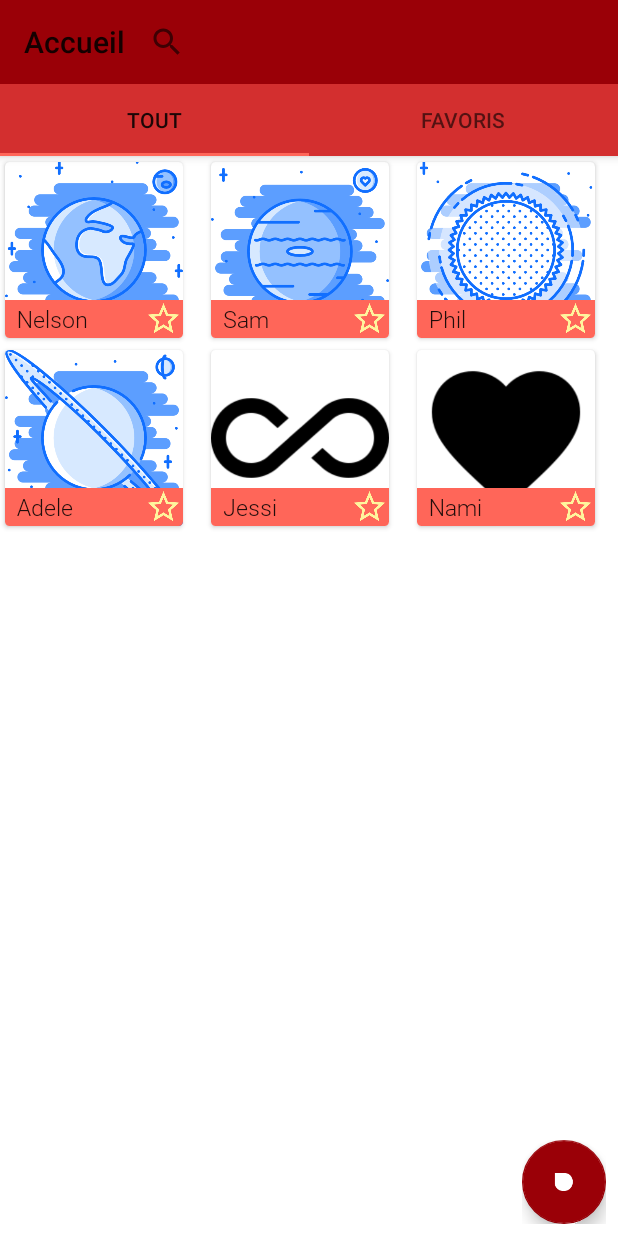
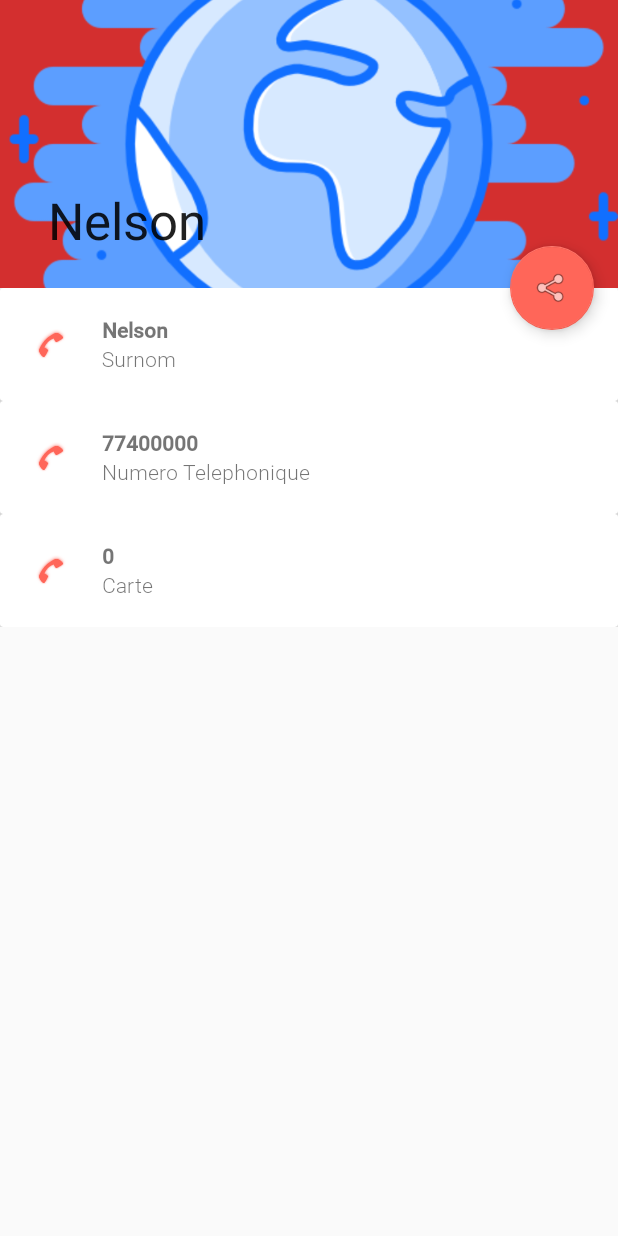
Before and after one commit to nelsoncaastro/PDMParcial1, an Android app: the screen it shows after launch (MainActivity before the commit, SecondActivity after it), after a tap on an icon or button, on a phone screen of 412 x 824 dp. Run offline under Robolectric (Android 15) with nearby library versions, the phone set to English and light mode, and no system bars.

Commit message:
Contact View Portrait fundamentally working

```diff
--- a/app/src/main/java/me/nelsoncastro/pdmparcial1/Contacts.kt
+++ b/app/src/main/java/me/nelsoncastro/pdmparcial1/Contacts.kt
@@ -1,10 +1,12 @@
 package me.nelsoncastro.pdmparcial1
 
 import android.annotation.SuppressLint
+import android.content.Context
 import android.support.v4.app.Fragment
 import android.os.Bundle
 import android.support.v7.widget.GridLayoutManager
 import android.support.v7.widget.RecyclerView
+import android.util.DisplayMetrics
 import android.view.LayoutInflater
 import android.view.View
 import android.view.ViewGroup
@@ -45,6 +47,13 @@ class Contacts : Fragment() {
         rv!!.adapter = adapter
     }
 
+    fun calculateNoOfColumns(contexte: Context): Int{
+        val dislpayMetrics: DisplayMetrics = contexte.resources.displayMetrics
+        val dpWidth: Float = dislpayMetrics.widthPixels / dislpayMetrics.density
+        val noOfColumns: Int = (dpWidth/180).toInt()
+        return noOfColumns
+    }
+
     companion object {
         @SuppressLint("StaticFieldLeak")
         @JvmStatic val fraggy = Contacts()
--- a/app/src/main/java/me/nelsoncastro/pdmparcial1/ContactsAdapter.kt
+++ b/app/src/main/java/me/nelsoncastro/pdmparcial1/ContactsAdapter.kt
@@ -1,6 +1,7 @@
 package me.nelsoncastro.pdmparcial1
 
 import android.annotation.SuppressLint
+import android.app.Activity
 import android.content.Context
 import android.content.Intent
 import android.os.Bundle
@@ -21,12 +22,16 @@ class ContactsAdapter(private val contacts: ArrayList<Contact>, private val cont
     }
 
     override fun onBindViewHolder(holder: ContactViewHolder, position: Int) {
-        var sendBundle = Bundle()
-        sendBundle.putParcelable("KEEY",contacts[position])
+        val sendBundle = Bundle()
 
         holder.name.text = contacts[position].surnom
         holder.img.setImageResource(contacts[position].image)
         holder.img.setOnClickListener { v ->
+            sendBundle.putParcelable("KEEY",contacts[position])
+            val i  = Intent(contexte, SecondActivity::class.java)
+            i.putExtras(sendBundle)
+            contexte.startActivity(i)
+            (contexte as Activity).finish()
         }
         holder.butt.setImageResource(if (contacts[position].isFavoris) R.drawable.star_full else R.drawable.star_empty)
         holder.butt.setOnClickListener {  v ->
--- a/app/src/main/java/me/nelsoncastro/pdmparcial1/SecondActivity.kt
+++ b/app/src/main/java/me/nelsoncastro/pdmparcial1/SecondActivity.kt
@@ -4,9 +4,12 @@ import android.content.Context
 import android.os.Bundle
 import android.support.design.widget.CollapsingToolbarLayout
 import android.support.v7.app.AppCompatActivity
+import android.support.v7.widget.LinearLayoutManager
+import android.support.v7.widget.RecyclerView
 import android.support.v7.widget.Toolbar
 import android.util.AttributeSet
 import android.view.View
+import android.widget.ImageView
 
 class SecondActivity : AppCompatActivity() {
 
@@ -16,11 +19,21 @@ class SecondActivity : AppCompatActivity() {
         super.onCreate(savedInstanceState)
         setContentView(R.layout.activity_second_contact_view)
 
+        val receiveBundle = this.intent.extras
+        contact = receiveBundle.getParcelable("KEEY")
+
         val tooly = findViewById<Toolbar>(R.id.toolbar)
         val colly = findViewById<CollapsingToolbarLayout>(R.id.collapsingtoolbar)
+        val imgToolbar = findViewById<ImageView>(R.id.imagy_single)
+        //imgToolbar.setImageResource(R.drawable.earth)
         colly.title = contact!!.surnom
+        tooly.title = contact!!.surnom
 
+        val rv: RecyclerView = findViewById(R.id.recycly_contact_view)
+        rv.layoutManager = LinearLayoutManager(this)
 
+        val adapter = SecondActivityAdapter(contact!!)
+        rv.adapter = adapter
 
     }
 
--- a/app/src/main/java/me/nelsoncastro/pdmparcial1/SecondActivityAdapter.kt
+++ b/app/src/main/java/me/nelsoncastro/pdmparcial1/SecondActivityAdapter.kt
@@ -8,9 +8,9 @@ import android.view.ViewGroup
 import android.widget.ImageView
 import android.widget.TextView
 
-class SecondActivityAdapter(contact: Contact): RecyclerView.Adapter<SecondActivityAdapter.SingleViewHolder>() {
+class SecondActivityAdapter(private val contact: Contact): RecyclerView.Adapter<SecondActivityAdapter.SingleViewHolder>() {
 
-    var contactInfo : ArrayList<Contact>? = null
+    var contactInfo : ArrayList<String>? = null
 
     override fun onCreateViewHolder(parent: ViewGroup, viewType: Int): SingleViewHolder {
         val v = LayoutInflater.from(parent.context).inflate(R.layout.activity_second_contact_single,parent,false)
@@ -18,18 +18,45 @@ class SecondActivityAdapter(contact: Contact): RecyclerView.Adapter<SecondActivi
     }
 
     override fun getItemCount(): Int {
-        return contactInfo!!.size
+        return 3
     }
 
     override fun onBindViewHolder(holder: SingleViewHolder, position: Int) {
-        TODO("not implemented") //To change body of created functions use File | Settings | File Templates.
+        contactInfo= crearArrayList(contact)
+
+        when(position){
+            0 -> {//holder.imgSrc.setImageResource(R.drawable.star_full)
+                holder.imgSrc.maxWidth = 50
+                holder.imgSrc.maxHeight = 50
+                holder.text1.text = contactInfo!![position]
+                holder.text2.text = "Surnom" }
+            1 -> {//holder.imgSrc.setImageResource(R.drawable.star_full)
+                holder.text1.text = contactInfo!![position]
+                holder.text2.text = "Numero Telephonique" }
+            2 -> {//holder.imgSrc.setImageResource(R.drawable.star_full)
+                holder.text1.text = contactInfo!![position]
+                holder.text2.text = "Carte" }
+
+
+        }
     }
 
+    fun crearArrayList(contact: Contact): ArrayList<String>{
+        var auxi = ArrayList<String>().apply {
+            add(contact.surnom)
+            add(contact.nombre.toString())
+            //add(contact.image.toString())
+            //add(contact.but!!)
+            add(contact.carte.toString())
+        }
+
+        return auxi
+    }
 
     class SingleViewHolder(itemView: View) : RecyclerView.ViewHolder(itemView){
         internal var card : CardView = itemView.findViewById(R.id.card_view2)
-        internal var name : TextView = itemView.findViewById(R.id.name)
-        internal var img : ImageView = itemView.findViewById(R.id.img)
-        internal var  butt : ImageView = itemView.findViewById(R.id.butt)
+        internal var text1 : TextView = itemView.findViewById(R.id.texty1_single)
+        internal var  text2 : TextView = itemView.findViewById(R.id.texty2_single)
+        internal var imgSrc : ImageView = itemView.findViewById(R.id.imagy_single)
     }
 }
--- a/app/src/main/res/layout/activity_second_contact_view.xml
+++ b/app/src/main/res/layout/activity_second_contact_view.xml
@@ -35,9 +35,8 @@
                 android:layout_height="?attr/actionBarSize"
                 android:layout_width="match_parent"
                 app:title="@string/tab1"
-                app:popupTheme="@style/ThemeOverlay.AppCompat.Light"
-                app:layout_collapseMode="pin"
-                >
+                app:titleTextColor="#FFF"
+                app:layout_collapseMode="parallax">
 
             </android.support.v7.widget.Toolbar>
 
@@ -56,7 +55,8 @@
 
             <android.support.v7.widget.RecyclerView
                 android:layout_width="match_parent"
-                android:layout_height="match_parent" />
+                android:layout_height="match_parent"
+                android:id="@+id/recycly_contact_view"/>
         </FrameLayout>
     </android.support.v4.widget.NestedScrollView>
 
```
